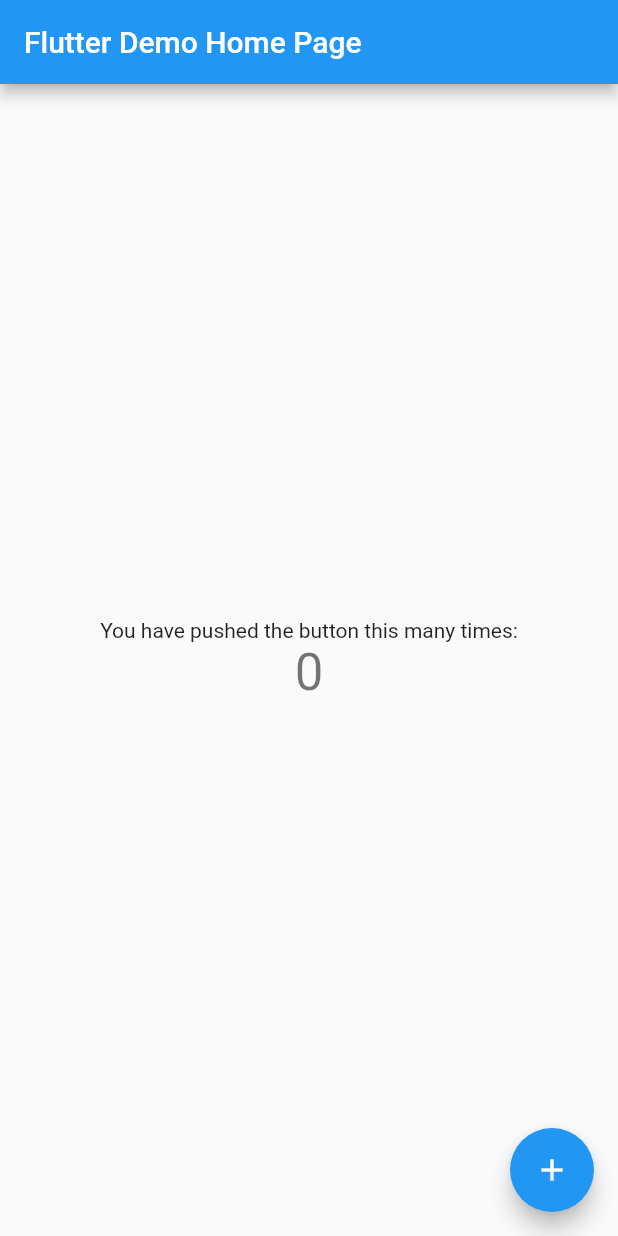
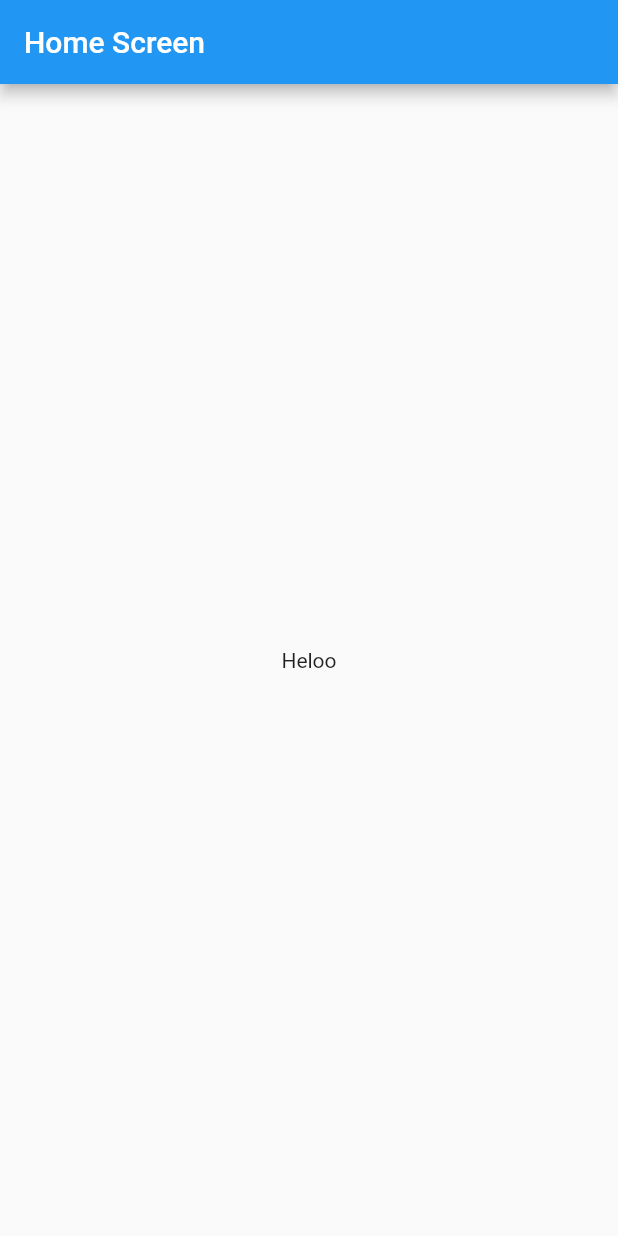
Before and after one commit to AmitLakhani098/food_delivary_app, a Flutter app: the screen it shows after launch, on a phone screen of 412 x 824 dp. Run offline on Flutter 3.47's test engine with Material 2 defaults, Android fonts, the phone set to English and light mode, and no system bars; our stand-ins replace firebase_core; accounts and stored records are empty.

```diff
--- a/food_application/lib/main.dart
+++ b/food_application/lib/main.dart
@@ -1,7 +1,14 @@
+import 'package:firebase_core/firebase_core.dart';
 import 'package:flutter/material.dart';
 
-void main() {
-  runApp(MyApp());
+import 'screens/home/home_screen.dart';
+
+void main() async {
+  WidgetsFlutterBinding.ensureInitialized();
+  await Firebase.initializeApp();
+  runApp(
+    MyApp(),
+  );
 }
 
 class MyApp extends StatelessWidget {
@@ -11,107 +18,10 @@ class MyApp extends StatelessWidget {
     return MaterialApp(
       title: 'Flutter Demo',
       theme: ThemeData(
-        // This is the theme of your application.
-        //
-        // Try running your application with "flutter run". You'll see the
-        // application has a blue toolbar. Then, without quitting the app, try
-        // changing the primarySwatch below to Colors.green and then invoke
-        // "hot reload" (press "r" in the console where you ran "flutter run",
-        // or simply save your changes to "hot reload" in a Flutter IDE).
-        // Notice that the counter didn't reset back to zero; the application
-        // is not restarted.
         primarySwatch: Colors.blue,
-        // This makes the visual density adapt to the platform that you run
-        // the app on. For desktop platforms, the controls will be smaller and
-        // closer together (more dense) than on mobile platforms.
         visualDensity: VisualDensity.adaptivePlatformDensity,
       ),
-      home: MyHomePage(title: 'Flutter Demo Home Page'),
+      home: HomeScreen(),
     );
   }
 }
-
-class MyHomePage extends StatefulWidget {
-  MyHomePage({Key key, this.title}) : super(key: key);
-
-  // This widget is the home page of your application. It is stateful, meaning
-  // that it has a State object (defined below) that contains fields that affect
-  // how it looks.
-
-  // This class is the configuration for the state. It holds the values (in this
-  // case the title) provided by the parent (in this case the App widget) and
-  // used by the build method of the State. Fields in a Widget subclass are
-  // always marked "final".
-
-  final String title;
-
-  @override
-  _MyHomePageState createState() => _MyHomePageState();
-}
-
-class _MyHomePageState extends State<MyHomePage> {
-  int _counter = 0;
-
-  void _incrementCounter() {
-    setState(() {
-      // This call to setState tells the Flutter framework that something has
-      // changed in this State, which causes it to rerun the build method below
-      // so that the display can reflect the updated values. If we changed
-      // _counter without calling setState(), then the build method would not be
-      // called again, and so nothing would appear to happen.
-      _counter++;
-    });
-  }
-
-  @override
-  Widget build(BuildContext context) {
-    // This method is rerun every time setState is called, for instance as done
-    // by the _incrementCounter method above.
-    //
-    // The Flutter framework has been optimized to make rerunning build methods
-    // fast, so that you can just rebuild anything that needs updating rather
-    // than having to individually change instances of widgets.
-    return Scaffold(
-      appBar: AppBar(
-        // Here we take the value from the MyHomePage object that was created by
-        // the App.build method, and use it to set our appbar title.
-        title: Text(widget.title),
-      ),
-      body: Center(
-        // Center is a layout widget. It takes a single child and positions it
-        // in the middle of the parent.
-        child: Column(
-          // Column is also a layout widget. It takes a list of children and
-          // arranges them vertically. By default, it sizes itself to fit its
-          // children horizontally, and tries to be as tall as its parent.
-          //
-          // Invoke "debug painting" (press "p" in the console, choose the
-          // "Toggle Debug Paint" action from the Flutter Inspector in Android
-          // Studio, or the "Toggle Debug Paint" command in Visual Studio Code)
-          // to see the wireframe for each widget.
-          //
-          // Column has various properties to control how it sizes itself and
-          // how it positions its children. Here we use mainAxisAlignment to
-          // center the children vertically; the main axis here is the vertical
-          // axis because Columns are vertical (the cross axis would be
-          // horizontal).
-          mainAxisAlignment: MainAxisAlignment.center,
-          children: <Widget>[
-            Text(
-              'You have pushed the button this many times:',
-            ),
-            Text(
-              '$_counter',
-              style: Theme.of(context).textTheme.headline4,
-            ),
-          ],
-        ),
-      ),
-      floatingActionButton: FloatingActionButton(
-        onPressed: _incrementCounter,
-        tooltip: 'Increment',
-        child: Icon(Icons.add),
-      ), // This trailing comma makes auto-formatting nicer for build methods.
-    );
-  }
-}
--- /dev/null
+++ b/food_application/lib/screens/home/home_screen.dart
@@ -0,0 +1,22 @@
+import 'package:flutter/material.dart';
+
+class HomeScreen extends StatefulWidget {
+  @override
+  _HomeScreenState createState() => _HomeScreenState();
+}
+
+class _HomeScreenState extends State<HomeScreen> {
+  @override
+  Widget build(BuildContext context) {
+    return Scaffold(
+      appBar: AppBar(
+        title: Text("Home Screen"),
+      ),
+      body: Container(
+        child: Center(
+          child: Text("Heloo"),
+        ),
+      ),
+    );
+  }
+}
```
Also changed, not shown: food_application/lib/screens/splash_screen/splash_home.dart (added, +15 -0 lines), food_application/pubspec.yaml (+18 -3 lines), food_application/pubspec.lock, 4 other files.
